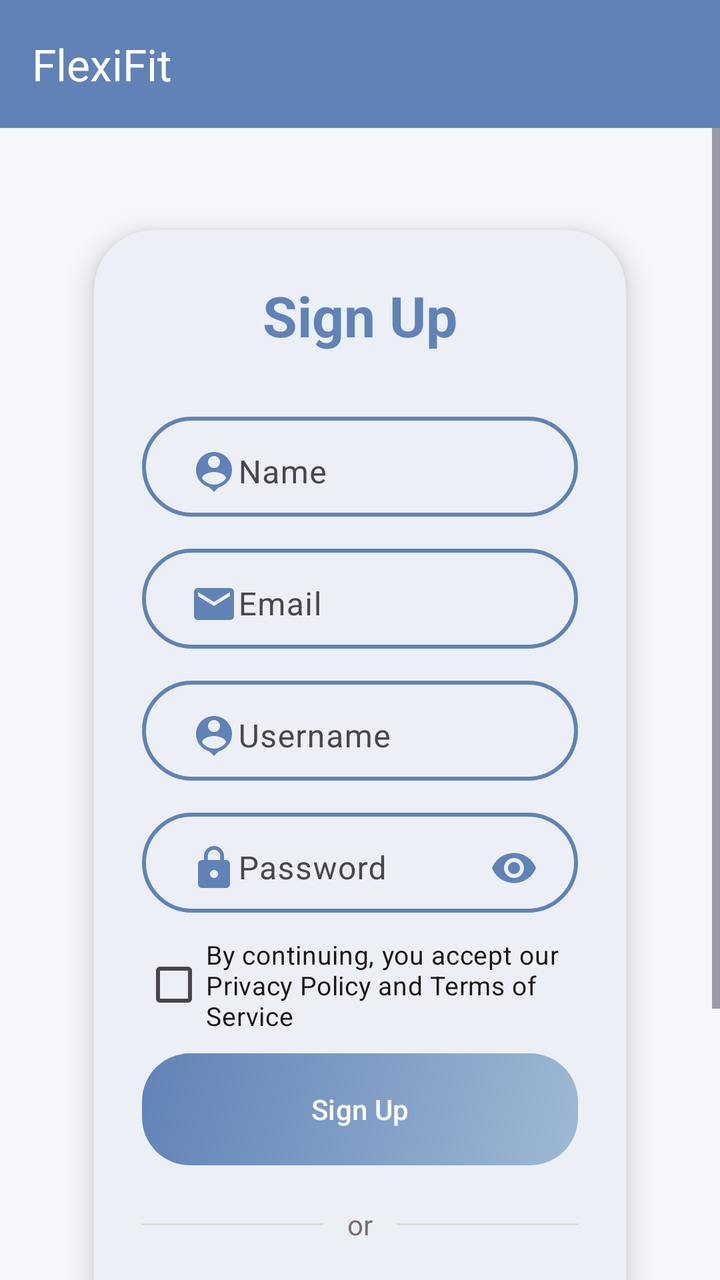
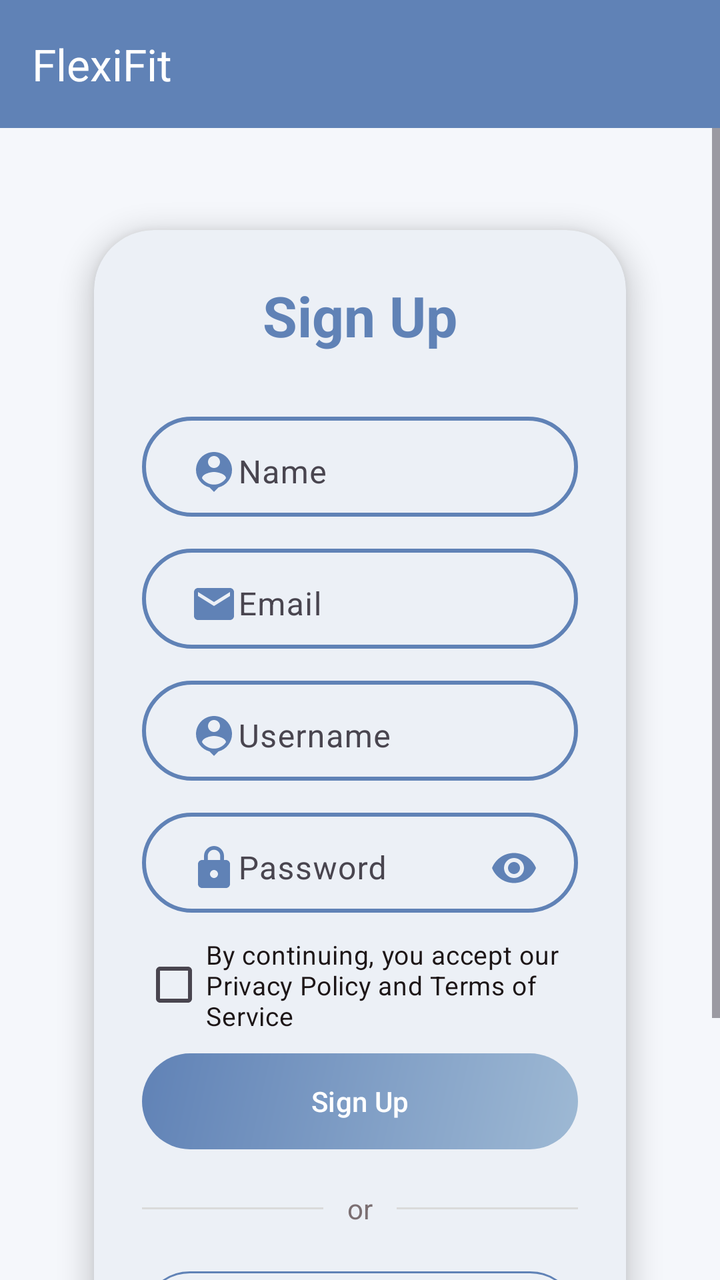

Before-and-after screenshots of an Android layout around one commit, followed by the original layout XML and the change that was made.
<!-- AndroidManifest.xml: application theme Theme.FlexiFitApp -->
<!-- res/layout/activity_signup.xml -->
<?xml version="1.0" encoding="utf-8"?>
<LinearLayout
    xmlns:android="http://schemas.android.com/apk/res/android"
    xmlns:app="http://schemas.android.com/apk/res-auto"
    xmlns:tools="http://schemas.android.com/tools"
    android:layout_width="match_parent"
    android:layout_height="match_parent"
    android:orientation="vertical"
    android:background="@color/background"
    tools:context=".SignupActivity">

    <com.google.android.material.appbar.MaterialToolbar
        android:id="@+id/topAppBar"
        android:layout_width="match_parent"
        android:layout_height="wrap_content"
        android:background="@color/colorPrimary"
        android:theme="@style/ThemeOverlay.Material3.Dark.ActionBar"
        app:title="FlexiFit"
        app:titleTextColor="@color/white" />

    <FrameLayout
        android:layout_width="match_parent"
        android:layout_height="0dp"
        android:layout_weight="1">

        <ScrollView
            android:layout_width="match_parent"
            android:layout_height="match_parent"
            android:padding="0dp">

            <LinearLayout
                android:layout_width="match_parent"
                android:layout_height="wrap_content"
                android:gravity="center_horizontal"
                android:orientation="vertical">

                <com.google.android.material.card.MaterialCardView
                    android:id="@+id/cardSignup"
                    android:layout_width="match_parent"
                    android:layout_height="wrap_content"
                    android:layout_margin="30dp"
                    app:cardBackgroundColor="@color/surface"
                    app:cardCornerRadius="30dp"
                    app:cardElevation="8dp"
                    app:cardUseCompatPadding="true"
                    app:strokeColor="@color/colorPrimary"
                    app:strokeWidth="0dp">

                    <LinearLayout
                        android:layout_width="match_parent"
                        android:layout_height="wrap_content"
                        android:orientation="vertical"
                        android:padding="24dp">

                        <TextView
                            android:id="@+id/signupTitle"
                            android:layout_width="match_parent"
                            android:layout_height="wrap_content"
                            android:text="Sign Up"
                            android:textAlignment="center"
                            android:textColor="@color/aut_color"
                            android:textSize="28sp"
                            android:textStyle="bold" />

                        <com.google.android.material.textfield.TextInputLayout
                            android:layout_width="match_parent"
                            android:layout_height="50dp"
                            android:layout_marginTop="32dp"
                            android:background="@drawable/flexifit_border"
                            android:paddingHorizontal="8dp"
                            app:hintTextColor="@color/textPrimary">

                            <com.google.android.material.textfield.TextInputEditText
                                android:id="@+id/signup_name"
                                android:layout_width="match_parent"
                                android:layout_height="match_parent"
                                android:background="@android:color/transparent"
                                android:drawableStart="@drawable/baseline_person_pin_24"
                                android:drawableTint="@color/colorPrimary"
                                android:hint="Name"
                                android:padding="8dp"
                                android:textColor="@color/textPrimary"
                                android:textColorHint="@color/textPrimary" />
                        </com.google.android.material.textfield.TextInputLayout>

                        <com.google.android.material.textfield.TextInputLayout
                            android:layout_width="match_parent"
                            android:layout_height="50dp"
                            android:layout_marginTop="16dp"
                            android:background="@drawable/flexifit_border"
                            android:paddingHorizontal="8dp"
                            app:hintTextColor="@color/textPrimary">

                            <com.google.android.material.textfield.TextInputEditText
                                android:id="@+id/signup_email"
                                android:layout_width="match_parent"
                                android:layout_height="match_parent"
                                android:background="@android:color/transparent"
                                android:drawableStart="@drawable/baseline_email_24"
                                android:drawableTint="@color/colorPrimary"
                                android:hint="Email"
                                android:inputType="textEmailAddress"
                                android:padding="8dp"
                                android:textColor="@color/textPrimary"
                                android:textColorHint="@color/textPrimary" />
                        </com.google.android.material.textfield.TextInputLayout>

                        <com.google.android.material.textfield.TextInputLayout
                            android:layout_width="match_parent"
                            android:layout_height="50dp"
                            android:layout_marginTop="16dp"
                            android:background="@drawable/flexifit_border"
                            android:paddingHorizontal="8dp"
                            app:hintTextColor="@color/textSecondary">

                            <com.google.android.material.textfield.TextInputEditText
                                android:id="@+id/signup_username"
                                android:layout_width="match_parent"
                                android:layout_height="match_parent"
                                android:background="@android:color/transparent"
                                android:drawableStart="@drawable/baseline_person_pin_24"
                                android:drawableTint="@color/colorPrimary"
                                android:hint="Username"
                                android:padding="8dp"
                                android:textColor="@color/textPrimary"
                                android:textColorHint="@color/textPrimary" />
                        </com.google.android.material.textfield.TextInputLayout>

                        <com.google.android.material.textfield.TextInputLayout
                            android:id="@+id/tilpass"
                            android:layout_width="match_parent"
                            android:layout_height="50dp"
                            android:layout_marginTop="16dp"
                            android:background="@drawable/flexifit_border"
                            android:paddingHorizontal="8dp"
                            app:endIconMode="password_toggle"
                            app:endIconTint="@color/colorPrimary"
                            app:errorIconDrawable="@null"
                            app:hintTextColor="@color/textPrimary">

                            <com.google.android.material.textfield.TextInputEditText
                                android:id="@+id/signup_password"
                                android:layout_width="match_parent"
                                android:layout_height="match_parent"
                                android:background="@android:color/transparent"
                                android:drawableStart="@drawable/baseline_lock_24"
                                android:drawableTint="@color/colorPrimary"
                                android:hint="Password"
                                android:inputType="textPassword"
                                android:padding="8dp"
                                android:textColor="@color/textPrimary"
                                android:textColorHint="@color/textPrimary" />
                        </com.google.android.material.textfield.TextInputLayout>

                        <CheckBox
                            android:id="@+id/cbTermsSignup"
                            android:layout_width="match_parent"
                            android:layout_height="wrap_content"
                            android:layout_marginTop="12dp"
                            android:buttonTint="@color/colorPrimary"
                            android:text="By continuing, you accept our Privacy Policy and Terms of Service"
                            android:textColor="@color/textPrimary"
                            android:textSize="13sp" />

                        <com.google.android.material.button.MaterialButton
                            android:id="@+id/signup_button"
                            style="@style/Widget.Material3.Button"
                            android:layout_width="match_parent"
                            android:layout_height="56dp"
                            android:layout_marginTop="10dp"
                            android:background="@drawable/btn_gradient"
                            android:text="Sign Up"
                            android:textAllCaps="false"
                            android:textColor="@color/white"
                            app:backgroundTint="@null"
                            app:cornerRadius="24dp" />

                        <LinearLayout
                            android:layout_width="match_parent"
                            android:layout_height="wrap_content"
                            android:layout_marginTop="20dp"
                            android:gravity="center_vertical"
                            android:orientation="horizontal">

                            <View
                                android:layout_width="0dp"
                                android:layout_height="1dp"
                                android:layout_weight="2"
                                android:background="#DADADA" />

                            <TextView
                                android:layout_width="wrap_content"
                                android:layout_height="wrap_content"
                                android:layout_marginHorizontal="12dp"
                                android:text="or"
                                android:textColor="@color/textSecondary"
                                android:textSize="14sp" />

                            <View
                                android:layout_width="0dp"
                                android:layout_height="1dp"
                                android:layout_weight="2"
                                android:background="#DADADA" />
                        </LinearLayout>

                        <com.google.android.material.button.MaterialButton
                            android:id="@+id/btnGoogleSignup"
                            style="@style/Widget.Material3.Button.OutlinedButton"
                            android:layout_width="match_parent"
                            android:layout_height="56dp"
                            android:layout_marginTop="18dp"
                            android:text="Sign up with Google"
                            android:textAllCaps="false"
                            android:textColor="@color/textPrimary"
                            app:cornerRadius="24dp"
                            app:icon="@drawable/ic_google"
                            app:iconGravity="textStart"
                            app:iconPadding="12dp"
                            app:iconTint="@null"
                            app:strokeColor="@color/colorPrimary"
                            app:strokeWidth="1dp" />

                        <TextView
                            android:id="@+id/loginRedirectText"
                            android:layout_width="wrap_content"
                            android:layout_height="wrap_content"
                            android:layout_gravity="center"
                            android:layout_marginTop="12dp"
                            android:padding="8dp"
                            android:text="Already a user? Login"
                            android:textColor="@color/redirect_color"
                            android:textSize="14sp" />

                    </LinearLayout>
                </com.google.android.material.card.MaterialCardView>
            </LinearLayout>
        </ScrollView>

        <FrameLayout
            android:id="@+id/loadingOverlay"
            android:layout_width="match_parent"
            android:layout_height="match_parent"
            android:background="#80000000"
            android:clickable="true"
            android:focusable="true"
            android:visibility="gone">

            <com.google.android.material.progressindicator.CircularProgressIndicator
                android:layout_width="60dp"
                android:layout_height="60dp"
                android:layout_gravity="center"
                app:indicatorSize="60dp"
                app:trackThickness="5dp" />
        </FrameLayout>

    </FrameLayout>

</LinearLayout>
<!-- resources referenced by this layout -->
<resources>
  <color name="aut_color">@color/colorPrimary</color>
  <color name="background">#F5F7FB</color>
  <color name="colorPrimary">#6082B6</color>
  <color name="redirect_color">@color/colorPrimary</color>
  <color name="surface">#FFFFFF</color>
  <color name="textPrimary">#1d1617 </color>
  <color name="textSecondary">#7b6f72 </color>
  <color name="white">#FFFFFF</color>
  <!-- drawable baseline_email_24 (drawable) -->
  <vector xmlns:android="http://schemas.android.com/apk/res/android" android:height="24dp" android:tint="@color/colorPrimary" android:viewportHeight="24" android:viewportWidth="24" android:width="24dp">
        
      <path android:fillColor="@android:color/white" android:pathData="M20,4L4,4c-1.1,0 -1.99,0.9 -1.99,2L2,18c0,1.1 0.9,2 2,2h16c1.1,0 2,-0.9 2,-2L22,6c0,-1.1 -0.9,-2 -2,-2zM20,8l-8,5 -8,-5L4,6l8,5 8,-5v2z"/>
      
  </vector>
  <!-- drawable baseline_lock_24 (drawable) -->
  <vector xmlns:android="http://schemas.android.com/apk/res/android" android:height="24dp" android:tint="@color/colorPrimary" android:viewportHeight="24" android:viewportWidth="24" android:width="24dp">
        
      <path android:fillColor="@android:color/white" android:pathData="M18,8h-1L17,6c0,-2.76 -2.24,-5 -5,-5S7,3.24 7,6v2L6,8c-1.1,0 -2,0.9 -2,2v10c0,1.1 0.9,2 2,2h12c1.1,0 2,-0.9 2,-2L20,10c0,-1.1 -0.9,-2 -2,-2zM12,17c-1.1,0 -2,-0.9 -2,-2s0.9,-2 2,-2 2,0.9 2,2 -0.9,2 -2,2zM15.1,8L8.9,8L8.9,6c0,-1.71 1.39,-3.1 3.1,-3.1 1.71,0 3.1,1.39 3.1,3.1v2z"/>
      
  </vector>
  <!-- drawable btn_gradient (drawable) -->
  <?xml version="1.0" encoding="utf-8"?>
  <shape xmlns:android="http://schemas.android.com/apk/res/android">
      <gradient
          android:startColor="@color/gradientStart"
          android:endColor="@color/gradientEnd"
          android:angle="315"
          android:type="linear" />
  
      <corners android:radius="24dp" />
  </shape>
  <!-- drawable flexifit_border (drawable) -->
  <?xml version="1.0" encoding="utf-8"?>
  <shape xmlns:android="http://schemas.android.com/apk/res/android"
      android:shape="rectangle">
  
      <stroke
          android:width="2dp"
          android:color="@color/colorPrimary"/>
  
      <corners
          android:radius="30dp"/>
  
  </shape>
  <style name="Theme.FlexiFitApp" parent="Base.Theme.FlexiFitApp">
          
          <item name="navigationViewStyle">@style/Widget.FlexiFit.NavigationView</item>
      </style>
  <color name="gradientStart">#6082B6</color>
  <color name="gradientEnd">#9eb9d4   </color>
  <style name="Widget.FlexiFit.NavigationView" parent="Widget.Material3.NavigationView">
          
          <item name="android:background">@color/drawer_bg</item>
  
          
          <item name="itemTextColor">@color/nav_item_text_color</item>
          <item name="itemIconTint">@color/nav_item_icon_tint</item>
  
          
          <item name="itemBackground">@drawable/nav_item_background</item>
      </style>
  <color name="drawer_bg">#FFFFFF</color>
  <!-- drawable nav_item_background (drawable) -->
  <?xml version="1.0" encoding="utf-8"?>
  <selector xmlns:android="http://schemas.android.com/apk/res/android">
      
      <item android:state_checked="true" android:drawable="@drawable/nav_item_bg_selected" />
      
      <item android:drawable="@android:color/transparent" />
  </selector>
  <!-- drawable nav_item_bg_selected (drawable) -->
  <?xml version="1.0" encoding="utf-8"?>
  <shape xmlns:android="http://schemas.android.com/apk/res/android"
      android:shape="rectangle">
  
      <solid android:color="@color/nav_item_active_bg" />
  
      
      <corners android:radius="24dp" />
  
  </shape>
  <color name="nav_item_active_bg">@color/colorPrimary</color>
  <!-- unchanged entries left out for length: 3 -->
</resources>

<!-- the commit's change to res/layout/activity_signup.xml (unified diff, before → after) -->
@@ -166,7 +166,7 @@
                             android:id="@+id/signup_button"
                             style="@style/Widget.Material3.Button"
                             android:layout_width="match_parent"
-                            android:layout_height="56dp"
+                            android:layout_height="wrap_content"
                             android:layout_marginTop="10dp"
                             android:background="@drawable/btn_gradient"
                             android:text="Sign Up"
